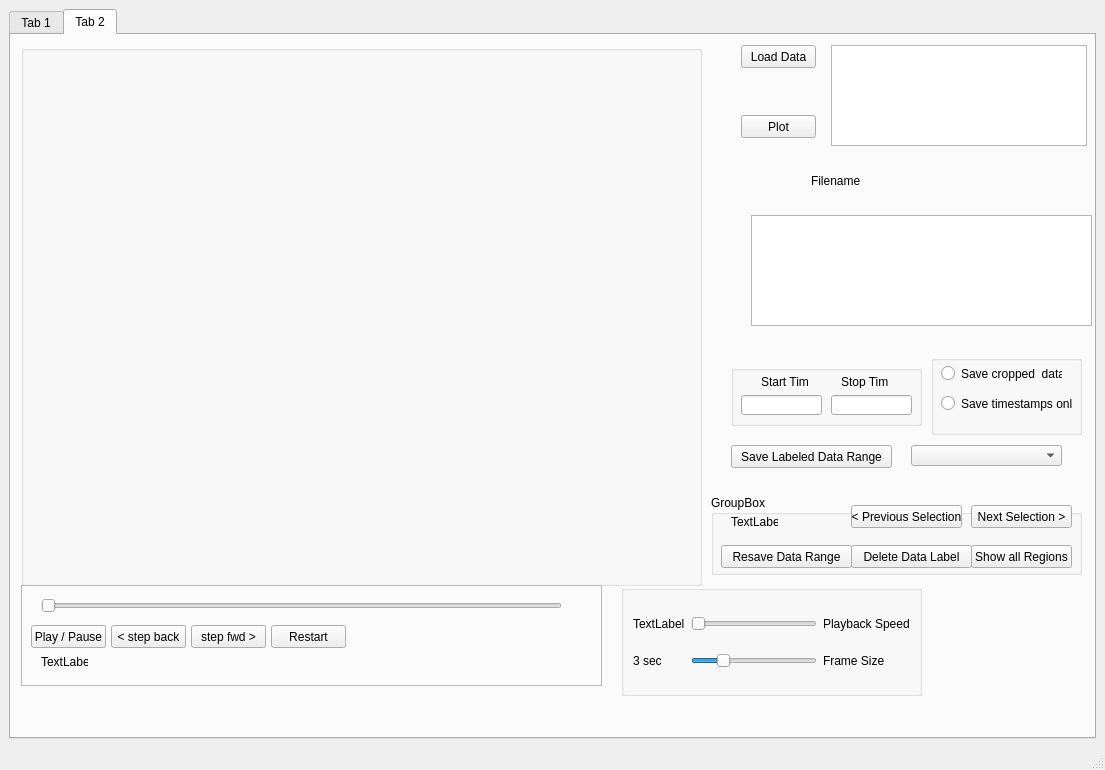
Old version of the form GUI.ui in the repository po2198/QS_TimeTrace_GUI_Movies.
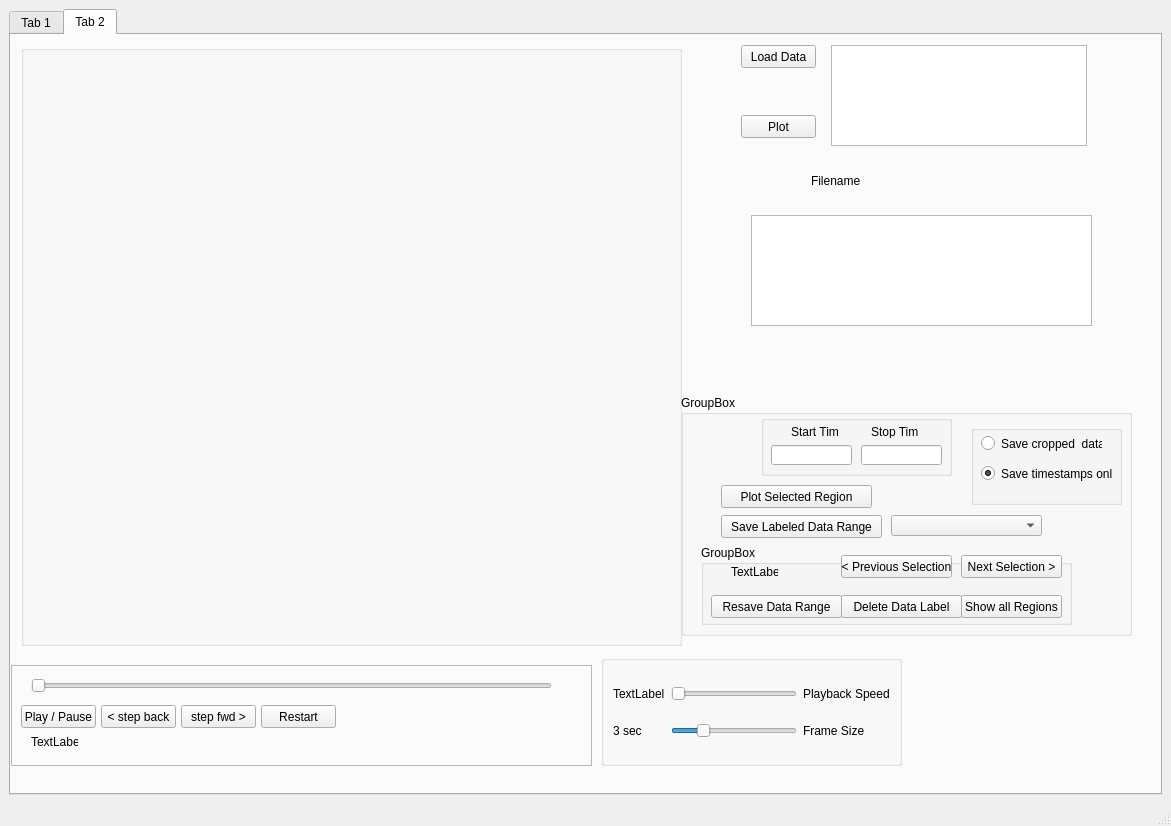
New version of the form. Custom widgets are drawn as their Qt base class.

The edit to the form file:
```diff
--- a/GUI.ui
+++ b/GUI.ui
@@ -6,8 +6,8 @@
    <rect>
     <x>0</x>
     <y>0</y>
-    <width>1105</width>
-    <height>770</height>
+    <width>1171</width>
+    <height>826</height>
    </rect>
   </property>
   <property name="windowTitle">
@@ -42,26 +42,13 @@
          <string>Load Data</string>
         </property>
        </widget>
-       <widget class="QPushButton" name="labelDataRange_pushButton">
-        <property name="geometry">
-         <rect>
-          <x>720</x>
-          <y>410</y>
-          <width>161</width>
-          <height>23</height>
-         </rect>
-        </property>
-        <property name="text">
-         <string>Save Labeled Data Range</string>
-        </property>
-       </widget>
        <widget class="QGroupBox" name="groupBox">
         <property name="geometry">
          <rect>
           <x>10</x>
           <y>10</y>
-          <width>681</width>
-          <height>541</height>
+          <width>661</width>
+          <height>601</height>
          </rect>
         </property>
         <property name="title">
@@ -73,7 +60,7 @@
            <x>10</x>
            <y>10</y>
            <width>441</width>
-           <height>181</height>
+           <height>191</height>
           </rect>
          </property>
         </widget>
@@ -81,9 +68,9 @@
          <property name="geometry">
           <rect>
            <x>10</x>
-           <y>200</y>
-           <width>661</width>
-           <height>331</height>
+           <y>210</y>
+           <width>641</width>
+           <height>381</height>
           </rect>
          </property>
         </widget>
@@ -93,7 +80,7 @@
            <x>460</x>
            <y>10</y>
            <width>211</width>
-           <height>181</height>
+           <height>191</height>
           </rect>
          </property>
         </widget>
@@ -101,8 +88,8 @@
        <widget class="QGroupBox" name="groupBoxTime_label">
         <property name="geometry">
          <rect>
-          <x>610</x>
-          <y>550</y>
+          <x>590</x>
+          <y>620</y>
           <width>301</width>
           <height>111</height>
          </rect>
@@ -176,21 +163,11 @@
          </item>
         </layout>
        </widget>
-       <widget class="QComboBox" name="DataLabels_comboBox">
-        <property name="geometry">
-         <rect>
-          <x>900</x>
-          <y>410</y>
-          <width>151</width>
-          <height>21</height>
-         </rect>
-        </property>
-       </widget>
        <widget class="QFrame" name="frame_2">
         <property name="geometry">
          <rect>
-          <x>10</x>
-          <y>550</y>
+          <x>0</x>
+          <y>630</y>
           <width>581</width>
           <height>101</height>
          </rect>
@@ -329,11 +306,23 @@
          </rect>
         </property>
        </widget>
+       <widget class="QGroupBox" name="groupBox_5">
+        <property name="geometry">
+         <rect>
+          <x>670</x>
+          <y>360</y>
+          <width>451</width>
+          <height>241</height>
+         </rect>
+        </property>
+        <property name="title">
+         <string>GroupBox</string>
+        </property>
        <widget class="QGroupBox" name="groupBox_3">
         <property name="geometry">
          <rect>
-          <x>920</x>
-          <y>320</y>
+           <x>290</x>
+           <y>30</y>
           <width>151</width>
           <height>80</height>
          </rect>
@@ -353,6 +342,9 @@
          <property name="text">
           <string>Save timestamps only</string>
          </property>
+          <property name="checked">
+           <bool>true</bool>
+          </property>
          <attribute name="buttonGroup">
           <string notr="true">buttonGroup</string>
          </attribute>
@@ -377,8 +369,8 @@
        <widget class="QGroupBox" name="groupBox_4">
         <property name="geometry">
          <rect>
-          <x>720</x>
-          <y>330</y>
+           <x>80</x>
+           <y>20</y>
           <width>191</width>
           <height>61</height>
          </rect>
@@ -433,11 +425,47 @@
          </property>
         </widget>
        </widget>
+        <widget class="QComboBox" name="DataLabels_comboBox">
+         <property name="geometry">
+          <rect>
+           <x>210</x>
+           <y>120</y>
+           <width>151</width>
+           <height>21</height>
+          </rect>
+         </property>
+        </widget>
+        <widget class="QPushButton" name="selectedRegionPlot_pushButton">
+         <property name="geometry">
+          <rect>
+           <x>40</x>
+           <y>90</y>
+           <width>151</width>
+           <height>23</height>
+          </rect>
+         </property>
+         <property name="text">
+          <string>Plot Selected Region</string>
+         </property>
+        </widget>
+        <widget class="QPushButton" name="labelDataRange_pushButton">
+         <property name="geometry">
+          <rect>
+           <x>40</x>
+           <y>120</y>
+           <width>161</width>
+           <height>23</height>
+          </rect>
+         </property>
+         <property name="text">
+          <string>Save Labeled Data Range</string>
+         </property>
+        </widget>
        <widget class="QGroupBox" name="groupBox_2">
         <property name="geometry">
          <rect>
-          <x>700</x>
-          <y>460</y>
+           <x>20</x>
+           <y>150</y>
           <width>371</width>
           <height>80</height>
          </rect>
@@ -474,7 +502,7 @@
         <widget class="QLabel" name="label_4">
          <property name="geometry">
           <rect>
-           <x>20</x>
+            <x>30</x>
            <y>20</y>
            <width>47</width>
            <height>13</height>
@@ -497,7 +525,7 @@
           <string>Resave Data Range</string>
          </property>
         </widget>
-        <widget class="QPushButton" name="pushButton">
+         <widget class="QPushButton" name="deleteLabeledRegion_pushButton">
          <property name="geometry">
           <rect>
            <x>140</x>
@@ -526,6 +554,7 @@
        </widget>
       </widget>
      </widget>
+     </widget>
     </item>
    </layout>
   </widget>
@@ -534,7 +563,7 @@
     <rect>
      <x>0</x>
      <y>0</y>
-     <width>1105</width>
+     <width>1171</width>
      <height>21</height>
     </rect>
    </property>
```
Lines whose indentation alone changed are shown as unchanged.
